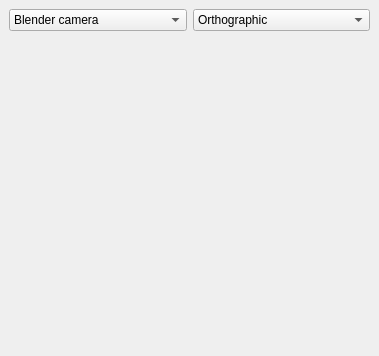
First picture: the form in src/g3d/mainwindow.ui, repository BRL-CAD/rt-cubed, before the edit.
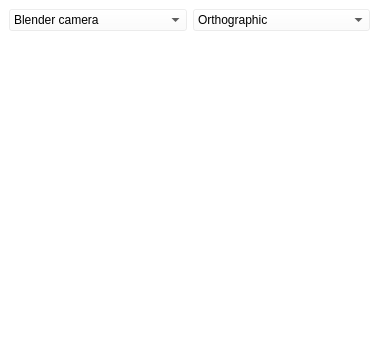
Second picture: the form after the edit. Custom widgets are drawn as their Qt base class.

Commit message: Practical coloring!

Diff of the .ui file:
```diff
--- a/src/g3d/mainwindow.ui
+++ b/src/g3d/mainwindow.ui
@@ -13,6 +13,9 @@
   <property name="windowTitle">
    <string>G3D</string>
   </property>
+  <property name="styleSheet">
+   <string>background: transparent</string>
+  </property>
   <layout class="QVBoxLayout" name="verticalLayout">
    <property name="margin">
     <number>9</number>
@@ -25,6 +28,9 @@
       </property>
       <item>
        <widget class="QComboBox" name="cameraMode">
+        <property name="styleSheet">
+         <string>background: rgba(255, 255, 255, 64)</string>
+        </property>
         <item>
          <property name="text">
           <string>Blender camera</string>
@@ -44,6 +50,9 @@
       </item>
       <item>
        <widget class="QComboBox" name="cameraProjection">
+        <property name="styleSheet">
+         <string>background: rgba(255, 255, 255, 64)</string>
+        </property>
         <item>
          <property name="text">
           <string>Orthographic</string>
```
Left out of the diff: 6 changed lines with no effect on the pictures. The commit also changes 1 other file.
